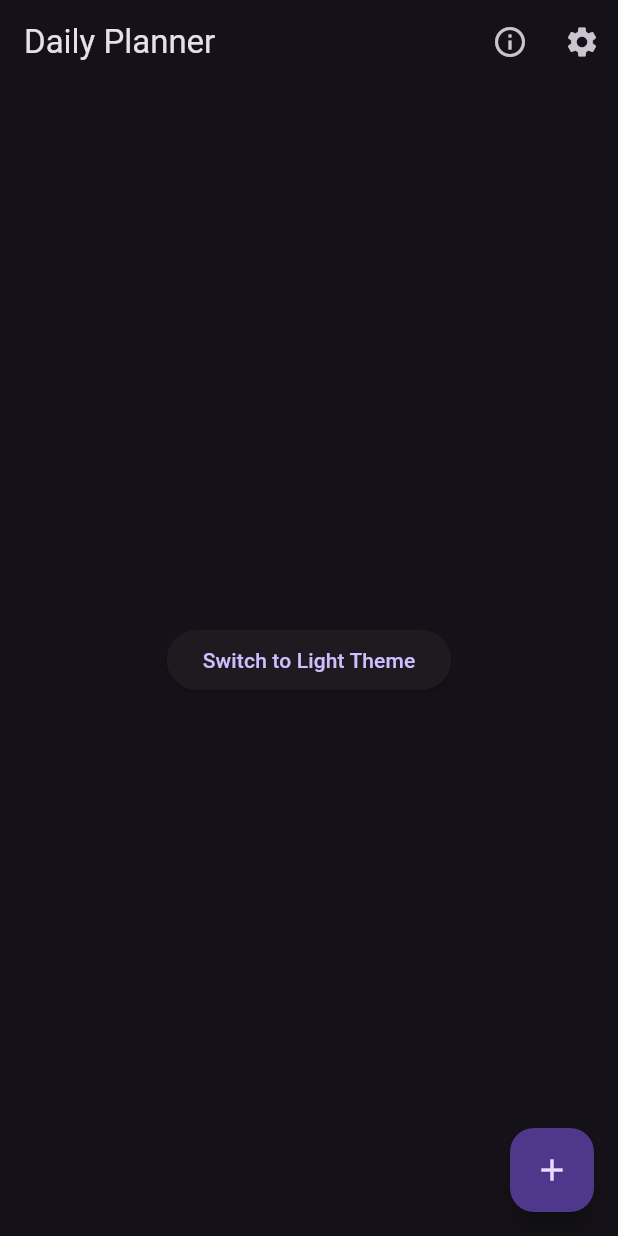
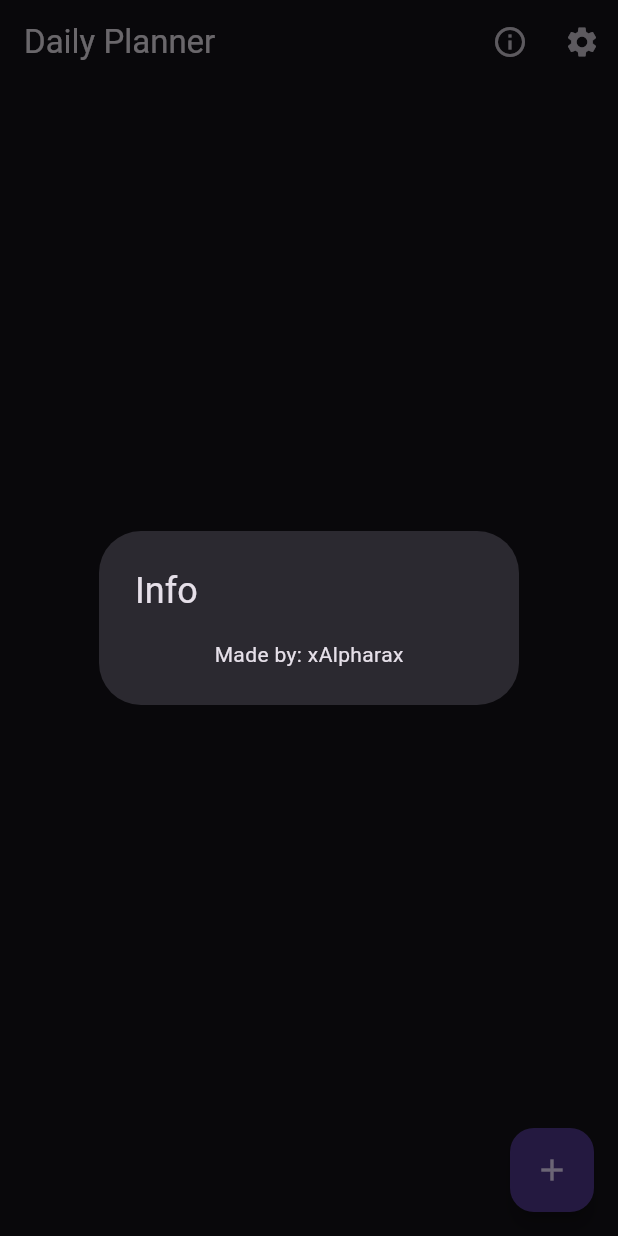
Before and after one commit to xAlpharax/daily_planner, a Flutter app: the screen it shows after launch, after a tap on "Switch to Dark Theme", after a tap on the "info outline" icon, on a phone screen of 412 x 824 dp. Run offline on Flutter 3.47's test engine with Material 3 defaults, Android fonts, the light colour scheme and no system bars; our stand-ins replace firebase_auth, firebase_core, get, get_storage; accounts and stored records are empty.

Commit message:
Updated action buttons to do stuff.
 Changes to be committed:
        modified:   lib/main.dart

```diff
--- a/lib/main.dart
+++ b/lib/main.dart
@@ -87,6 +87,7 @@
             tooltip: 'Information',
             onPressed: () {
               // Action for info button
+              _showPopupInfoForm(context);
               print('Info button pressed');
             },
           ),
@@ -95,6 +96,7 @@
             tooltip: 'Settings',
             onPressed: () {
               // Action for settings button
+              _showPopupSettingsForm(context);
               print('Settings button pressed');
             },
           ),
@@ -111,7 +113,7 @@
         ),
       ),
       floatingActionButton: FloatingActionButton(
-        onPressed: () { _showPopupForm(context); },
+        onPressed: () { _showPopupNewTaskForm(context); },
         tooltip: 'Add new task',
         child: const Icon(Icons.add),
       ),
@@ -119,7 +121,7 @@
     );
   }
 
-  void _showPopupForm(BuildContext context) {
+  void _showPopupNewTaskForm(BuildContext context) {
     showDialog(
       context: context,
       builder: (BuildContext context) {
@@ -165,4 +167,42 @@
       },
     );
   }
+
+  void _showPopupSettingsForm(BuildContext context) {
+    showDialog(
+      context: context,
+      builder: (BuildContext context) {
+        return AlertDialog(
+          title: const Text('Settings'),
+          content: ElevatedButton(
+            onPressed: () {
+              // Toggle the theme when the button is pressed
+              themeController.toggleTheme();
+            },
+            child: Obx(() => Text(
+                themeController.isDarkTheme.value ? 'Switch to Light Theme' : 'Switch to Dark Theme')),
+          ),
+        );
+      }
+    );
+  }
+
+  void _showPopupInfoForm(BuildContext context) {
+    showDialog(
+      context: context,
+      builder: (BuildContext context) {
+        return AlertDialog(
+          title: Text('Info'),
+          content: SingleChildScrollView(
+            child: Column(
+              children: [
+                Text('Made by: xAlpharax')
+              ],
+            ),
+          )
+        );
+      }
+    );
+  }
+
 }
```
